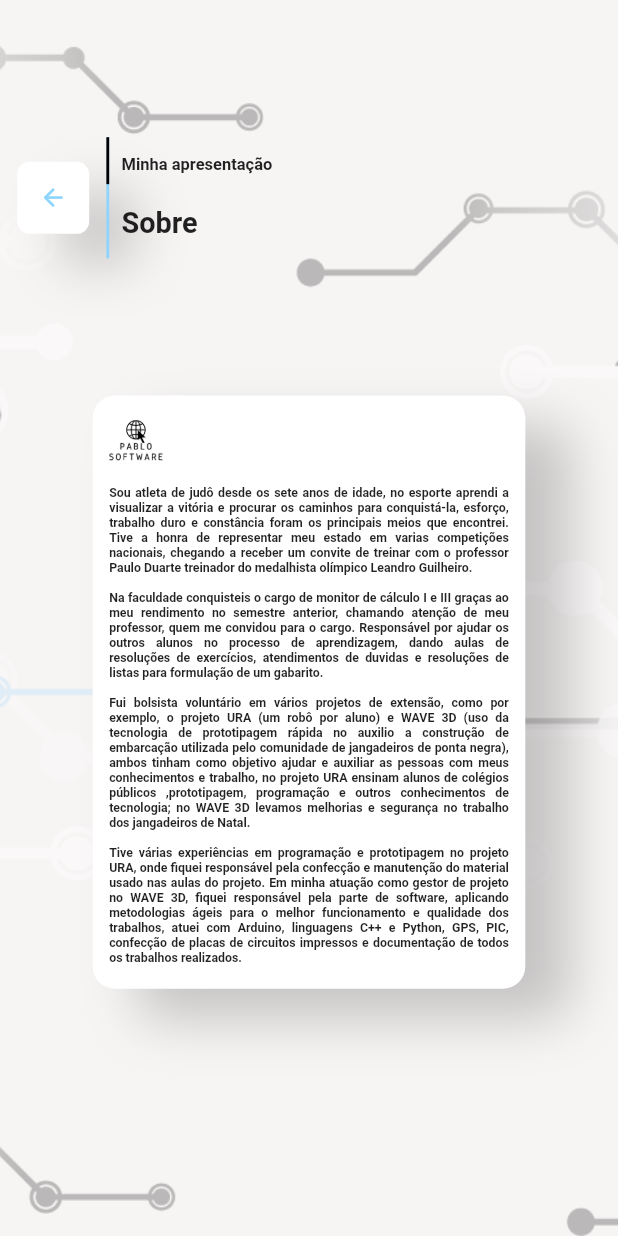
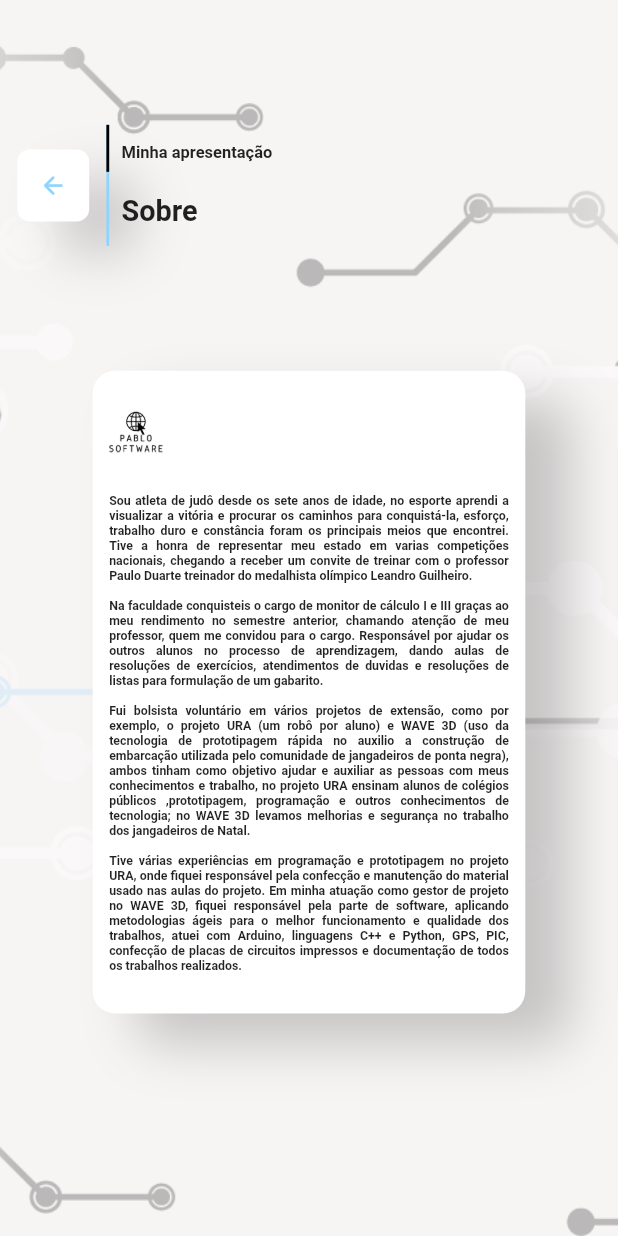
Before and after one commit to pablostefan/portfolio_website, a Flutter app: the AboutPage screen opened directly, on a phone screen of 412 x 824 dp. Run offline on Flutter 3.47's test engine with Material 2 defaults, Android fonts, the phone set to English and light mode, and no system bars; our stand-ins replace scroll_snap_list; missing offline and left inert: dart:html.

Commit message:
About Page

```diff
--- a/lib/pages/about_page.dart
+++ b/lib/pages/about_page.dart
@@ -69,7 +69,7 @@ class AboutPage extends StatelessWidget {
                 horizontal: fontSizeMean(size),
               ),
               width: size.width * .7,
-              height: size.height * .48,
+              height: size.height * .52,
               decoration: BoxDecoration(
                 color: Colors.white,
                 borderRadius: BorderRadius.circular(15),
```
